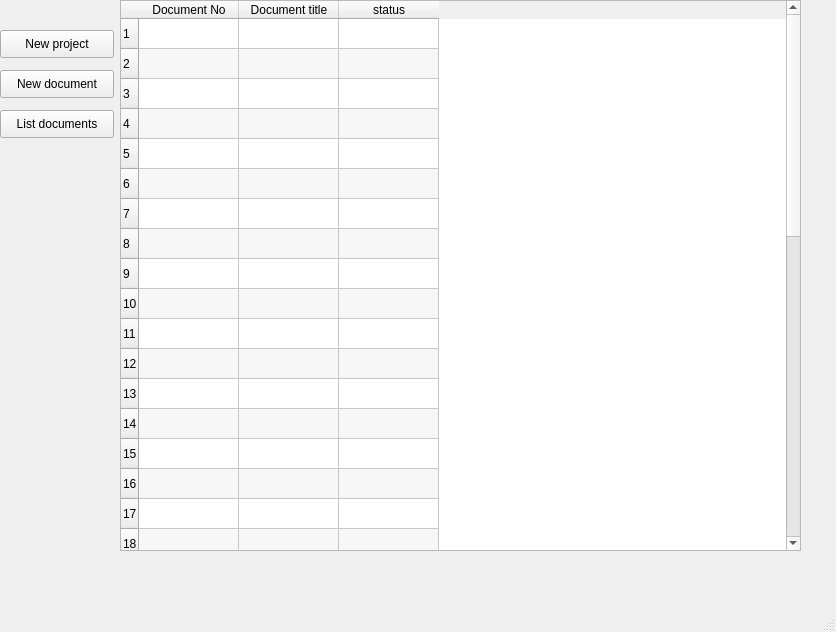
First picture: the form in ui/mainwindow.ui, repository thuswa/subdms, before the edit.
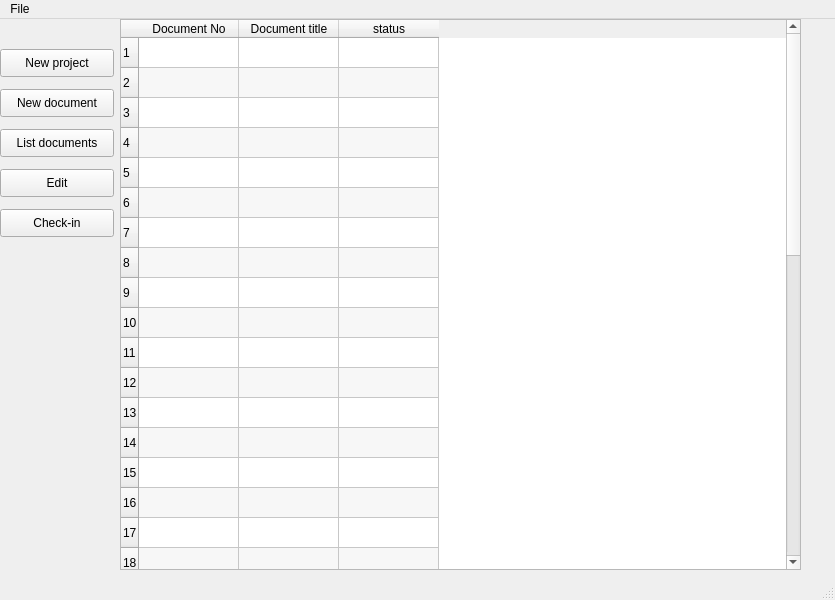
Second picture: the form after the edit.

Commit message: added edit and checkin button to mainwindow ui

Diff of the .ui file:
```diff
--- a/ui/mainwindow.ui
+++ b/ui/mainwindow.ui
@@ -5,8 +5,8 @@
    <rect>
     <x>0</x>
     <y>0</y>
-    <width>836</width>
-    <height>632</height>
+    <width>835</width>
+    <height>600</height>
    </rect>
   </property>
   <property name="minimumSize" >
@@ -144,16 +144,49 @@
      </property>
     </column>
    </widget>
+   <widget class="QPushButton" name="edit_document_button" >
+    <property name="geometry" >
+     <rect>
+      <x>0</x>
+      <y>150</y>
+      <width>114</width>
+      <height>28</height>
+     </rect>
+    </property>
+    <property name="text" >
+     <string>Edit</string>
+    </property>
+   </widget>
+   <widget class="QPushButton" name="checkin_document_button" >
+    <property name="geometry" >
+     <rect>
+      <x>0</x>
+      <y>190</y>
+      <width>114</width>
+      <height>28</height>
+     </rect>
+    </property>
+    <property name="text" >
+     <string>Check-in</string>
+    </property>
+   </widget>
   </widget>
   <widget class="QMenuBar" name="menubar" >
    <property name="geometry" >
     <rect>
      <x>0</x>
      <y>0</y>
-     <width>836</width>
+     <width>835</width>
      <height>27</height>
     </rect>
    </property>
+   <widget class="QMenu" name="menuFile" >
+    <property name="title" >
+     <string>File</string>
+    </property>
+    <addaction name="actionExit" />
+   </widget>
+   <addaction name="menuFile" />
   </widget>
   <widget class="QStatusBar" name="statusbar" />
  </widget>
```
Left out of the diff: 5 changed lines with no effect on the pictures.
